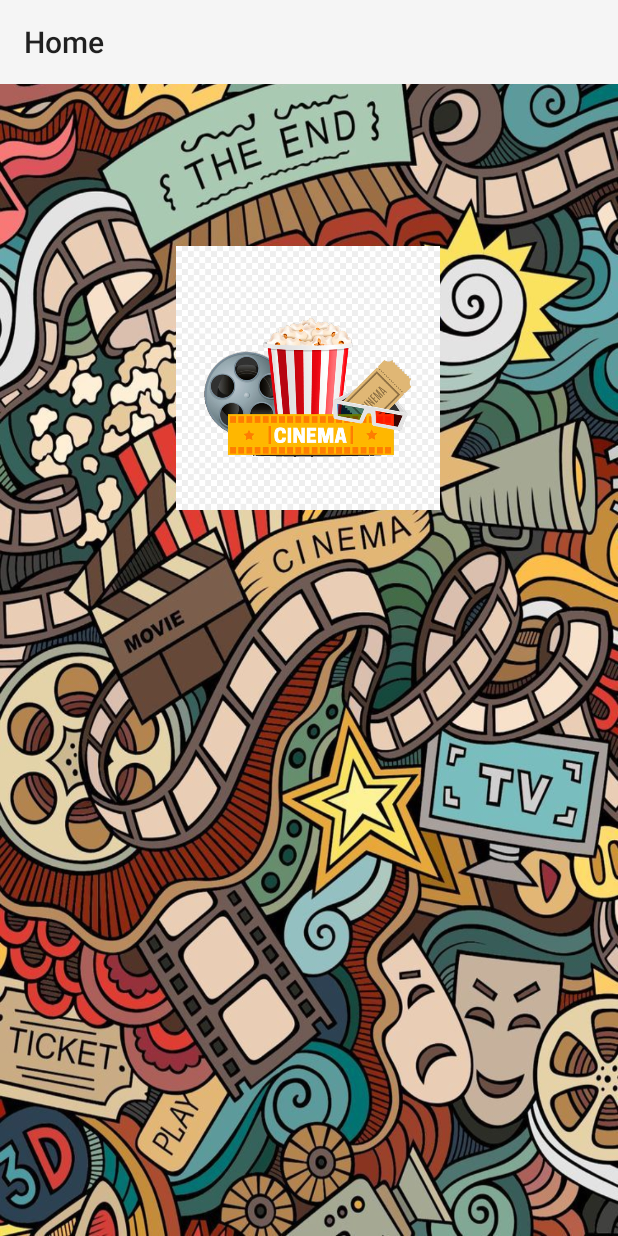
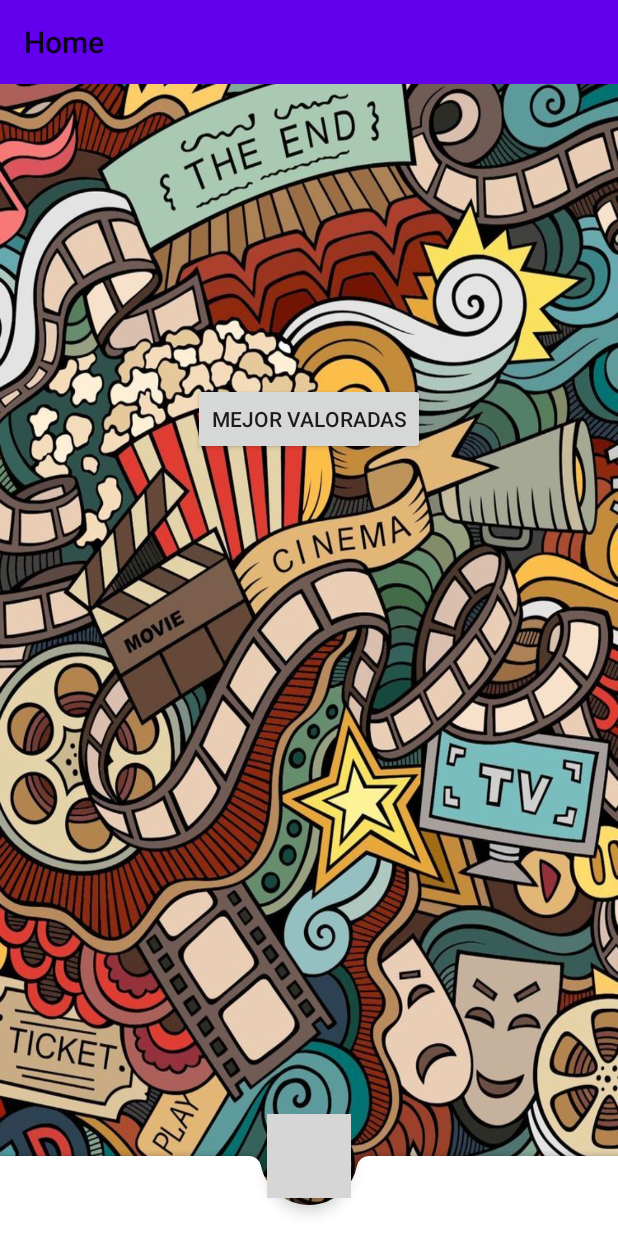
Before and after one commit to Lionel-N10/LucesCamarasAccion, an Android app: the screen it shows after launch (MainActivity), on a phone screen of 412 x 824 dp. Run offline under Robolectric (Android 15) with nearby library versions, the phone set to English and light mode, and no system bars; our stand-ins replace navigation-ui; 2 statements that could not run were skipped; grey boxes are pictures that could not be loaded.

Commit message:
Bottom app bar añadida y creado el layout para el menu de la misma

```diff
--- a/app/build.gradle
+++ b/app/build.gradle
@@ -28,7 +28,7 @@ android {
 dependencies {
     implementation fileTree(dir: 'libs', include: ['*.jar'])
     implementation "org.jetbrains.kotlin:kotlin-stdlib-jdk7:$kotlin_version"
-    implementation 'androidx.appcompat:appcompat:1.1.0-alpha03'
+    implementation 'androidx.appcompat:appcompat:1.1.0-alpha04'
     implementation 'androidx.core:core-ktx:1.1.0-alpha05'
     implementation 'androidx.constraintlayout:constraintlayout:1.1.3'
     implementation 'androidx.legacy:legacy-support-v4:1.0.0'
--- a/app/src/main/java/com/example/aplicacionprueba/Home_Fragment.kt
+++ b/app/src/main/java/com/example/aplicacionprueba/Home_Fragment.kt
@@ -8,7 +8,9 @@ import androidx.fragment.app.Fragment
 import android.view.LayoutInflater
 import android.view.View
 import android.view.ViewGroup
+import android.widget.Toast
 import androidx.navigation.Navigation
+import kotlinx.android.synthetic.main.activity_main.*
 import kotlinx.android.synthetic.main.fragment_home.*
 import java.lang.Thread.sleep
 
@@ -37,6 +39,7 @@ class Home_Fragment : Fragment() {
     override fun onViewCreated(view: View, savedInstanceState: Bundle?) {
         super.onViewCreated(view, savedInstanceState)
 
+
         button.setOnClickListener{
             Navigation.findNavController(view).navigate(Home_FragmentDirections.actionHomeToListTopRated())
         }
@@ -49,6 +52,7 @@ class Home_Fragment : Fragment() {
             param1 = it.getString(ARG_PARAM1)
             param2 = it.getString(ARG_PARAM2)
         }
+
     }
 
     override fun onCreateView(
--- a/app/src/main/java/com/example/aplicacionprueba/MainActivity.kt
+++ b/app/src/main/java/com/example/aplicacionprueba/MainActivity.kt
@@ -1,12 +1,16 @@
 package com.example.aplicacionprueba
 
+import android.content.ClipData
 import android.net.Uri
 import androidx.appcompat.app.AppCompatActivity
 import android.os.Bundle
+import android.view.MenuItem
+import android.widget.Toast
 import androidx.appcompat.widget.Toolbar
 import androidx.navigation.findNavController
 import androidx.navigation.ui.AppBarConfiguration
 import androidx.navigation.ui.setupWithNavController
+import kotlinx.android.synthetic.main.activity_main.*
 
 
 class MainActivity : AppCompatActivity(), Home_Fragment.OnFragmentInteractionListener, List_TopRated.OnFragmentInteractionListener {
@@ -16,9 +20,14 @@ class MainActivity : AppCompatActivity(), Home_Fragment.OnFragmentInteractionLis
 
     }
 
+
     override fun onCreate(savedInstanceState: Bundle?) {
         super.onCreate(savedInstanceState)
         setContentView(R.layout.activity_main)
+
+        var bFav = R.id.app_bar_fav
+        var bBuscar = R.id.app_bar_search
+        var bOpciones = R.id.app_bar_settings
 
         var vari = findNavController(R.id.host_fragment)
         vari.setGraph(R.navigation.navigation_menu)
@@ -26,5 +35,16 @@ class MainActivity : AppCompatActivity(), Home_Fragment.OnFragmentInteractionLis
         var vari2 = AppBarConfiguration(vari.graph)
 
         findViewById<Toolbar>(R.id.toolbar).setupWithNavController(vari, vari2)
+
+        bar.replaceMenu(R.menu.menu_bottombar_home)
+
+        bar.setOnMenuItemClickListener { MenuItem ->
+            when(MenuItem.itemId){
+                bFav -> Toast.makeText(this,"Boton favorito pulsado", Toast.LENGTH_SHORT).show()
+                bBuscar -> Toast.makeText(this,"Boton busqueda pulsado", Toast.LENGTH_SHORT).show()
+                bOpciones -> Toast.makeText(this,"Boton opciones pulsado", Toast.LENGTH_SHORT).show()
+            }
+             true
+        }
     }
 }
--- a/app/src/main/java/com/example/aplicacionprueba/MovieAdapter.kt
+++ b/app/src/main/java/com/example/aplicacionprueba/MovieAdapter.kt
@@ -2,7 +2,6 @@ package com.example.lucescamarasaccion
 
 
 import android.content.Context
-import android.provider.ContactsContract
 import android.view.LayoutInflater
 import android.view.View
 import android.view.ViewGroup
--- a/app/src/main/res/layout/activity_main.xml
+++ b/app/src/main/res/layout/activity_main.xml
@@ -1,20 +1,40 @@
 <?xml version="1.0" encoding="utf-8"?>
-<LinearLayout
+<androidx.coordinatorlayout.widget.CoordinatorLayout
         xmlns:android="http://schemas.android.com/apk/res/android"
         xmlns:tools="http://schemas.android.com/tools"
         xmlns:app="http://schemas.android.com/apk/res-auto"
         android:layout_width="match_parent"
         android:layout_height="match_parent"
-        tools:context=".MainActivity" android:orientation="vertical">
+        tools:context=".MainActivity" android:id="@+id/constrintLayout">
+
+    <fragment
+            android:name="androidx.navigation.fragment.NavHostFragment"
+            android:layout_height="620dp"
+            android:id="@+id/host_fragment" android:layout_width="match_parent" android:layout_marginTop="55dp"
+    />
+
     <androidx.appcompat.widget.Toolbar
             android:layout_width="match_parent"
             android:layout_height="wrap_content"
-            android:background="?attr/colorPrimary"
+            android:background="@color/design_default_color_primary"
             android:theme="?attr/actionBarTheme"
-            android:minHeight="?attr/actionBarSize" android:id="@+id/toolbar"/>
-    <fragment
-            android:name="androidx.navigation.fragment.NavHostFragment"
+            android:minHeight="?attr/actionBarSize" android:id="@+id/toolbar"
+            app:layout_scrollFlags="scroll|enterAlways"
+            app:layout_anchorGravity="top|center"/>
+    <com.google.android.material.bottomappbar.BottomAppBar
+            android:id="@+id/bottom_app_bar"
             android:layout_width="match_parent"
-            android:layout_height="match_parent" app:navGraph="@navigation/navigation_menu" app:defaultNavHost="true"
-            android:id="@+id/host_fragment"/>
-</LinearLayout>
+            android:layout_height="53dp"
+            android:layout_gravity="bottom"
+            app:fabAlignmentMode="center"
+            app:hideOnScroll="true"
+            app:layout_scrollFlags="scroll|enterAlways"/>
+
+    <com.google.android.material.floatingactionbutton.FloatingActionButton
+            android:layout_width="wrap_content"
+            android:layout_height="wrap_content"
+            android:clickable="true" app:srcCompat="@drawable/round_home_white_18dp"
+            android:id="@+id/floatingActionButton2" app:layout_anchorGravity="top|center"
+            android:focusable="true" app:layout_anchor="@+id/bottom_app_bar"/>
+
+</androidx.coordinatorlayout.widget.CoordinatorLayout>
--- a/app/src/main/res/layout/fragment_home.xml
+++ b/app/src/main/res/layout/fragment_home.xml
@@ -6,22 +6,14 @@
                                                    android:layout_height="match_parent"
                                                    tools:context=".Home_Fragment"
                                                    android:id="@+id/constrainLayout">
-    <ImageView
-            android:src="@drawable/cinema_poster3"
-            android:layout_width="176dp"
-            android:layout_height="191dp"
-            android:id="@+id/imageView"
-            app:layout_constraintEnd_toEndOf="parent"
-            app:layout_constraintTop_toTopOf="parent"
-            app:layout_constraintStart_toStartOf="parent" app:layout_constraintHorizontal_bias="0.498"
-            android:layout_marginTop="100dp" android:scaleType="fitCenter"/>
+
+
     <Button
             android:text="Mejor Valoradas"
-            android:layout_width="156dp"
-            android:layout_height="wrap_content" android:id="@+id/button"
-            android:layout_marginTop="340dp"
-            app:layout_constraintBottom_toBottomOf="parent" app:layout_constraintTop_toBottomOf="@+id/imageView"
-            android:layout_marginBottom="340dp" app:layout_constraintVertical_bias="0.899"
-            android:layout_marginEnd="8dp" app:layout_constraintEnd_toEndOf="parent" android:layout_marginStart="8dp"
-            app:layout_constraintStart_toStartOf="parent"/>
+            android:id="@+id/button"
+            android:textAppearance="@android:style/TextAppearance.Material.Widget.Button"
+            android:elevation="0dp" android:layout_height="wrap_content" android:layout_width="wrap_content"
+            app:layout_constraintTop_toTopOf="parent" app:layout_constraintStart_toStartOf="parent"
+            android:layout_marginTop="200dp" app:layout_constraintEnd_toEndOf="parent"/>
+
 </androidx.constraintlayout.widget.ConstraintLayout>
--- /dev/null
+++ b/app/src/main/res/menu/menu_bottombar_home.xml
@@ -0,0 +1,30 @@
+<?xml version="1.0" encoding="utf-8"?>
+<menu xmlns:android="http://schemas.android.com/apk/res/android" xmlns:tools="http://schemas.android.com/tools"
+      xmlns:app="http://schemas.android.com/apk/res-auto" >
+
+    <item android:title="Item" app:showAsAction="always" android:icon="?attr/actionModeCloseDrawable"
+          android:id="@+id/app_bar_back"/>
+
+    <item app:showAsAction="always" android:icon="@drawable/popcorns_icon" android:title="" android:checkable="false"
+          android:checked="false" android:enabled="false"/>
+    <item app:showAsAction="always" android:icon="@drawable/round_account_circle_black_18dp" android:enabled="false"
+          android:checkable="false" android:title="" android:id="@+id/app_bar_home"/>
+    <item app:showAsAction="always" android:checkable="false" android:title="" android:enabled="false"/>
+    <item app:showAsAction="always" android:checkable="false" android:title="" android:enabled="false"/>
+    <item
+            android:id="@+id/app_bar_fav"
+            android:icon="@drawable/round_favorite_border_black_18dp"
+            android:title="@string/action_favorite"
+            app:showAsAction="always"/>
+    <item
+            android:id="@+id/app_bar_search"
+            android:icon="@drawable/round_search_black_18dp"
+            android:title="@string/search" app:actionViewClass="android.widget.SearchView"
+            app:showAsAction="always"/>
+
+    <item
+            android:id="@+id/app_bar_settings"
+            app:showAsAction="never|always" android:icon="@drawable/round_list_black_18dp" android:title=""/>
+    <item android:enabled="false" app:showAsAction="always" android:title=""/>
+
+</menu>
--- a/app/src/main/res/values/colors.xml
+++ b/app/src/main/res/values/colors.xml
@@ -2,6 +2,6 @@
 <resources>
     <color name="colorPrimary">#D1C3C7C7</color>
     <color name="colorPrimaryDark">#00574B</color>
-    <color name="otrocolor">#F50057</color>
+    <color name="otrocolor">#171818</color>
     <color name="colorAccent">#0A0A0A</color>
 </resources>
--- a/app/src/main/res/values/strings.xml
+++ b/app/src/main/res/values/strings.xml
@@ -6,4 +6,8 @@
     <string name="_8_0">8.0</string>
     <string name="accion_comedia">Accion, Comedia</string>
     <string name="_2018">2018</string>
+    <string name="action_favorite"/>
+    <string name="action_search"/>
+    <string name="action_settings"/>
+    <string name="search">Search</string>
 </resources>
```
Also changed, not shown: app/src/main/res/drawable/ic_search_black_24dp.xml (added, +9 -0 lines), app/src/main/res/layout/fragment_list__top_rated.xml (+14 -6 lines), app/src/main/res/layout/switch_item.xml (added, +11 -0 lines), app/src/main/res/menu/menu_toolbar.xml (added, +9 -0 lines).
